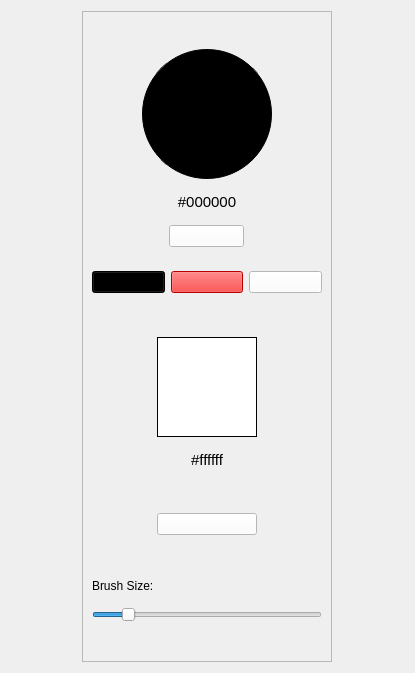
First picture: the form in UI/settings.ui, repository Fliishy/Qt_Animation_Creator, before the edit.
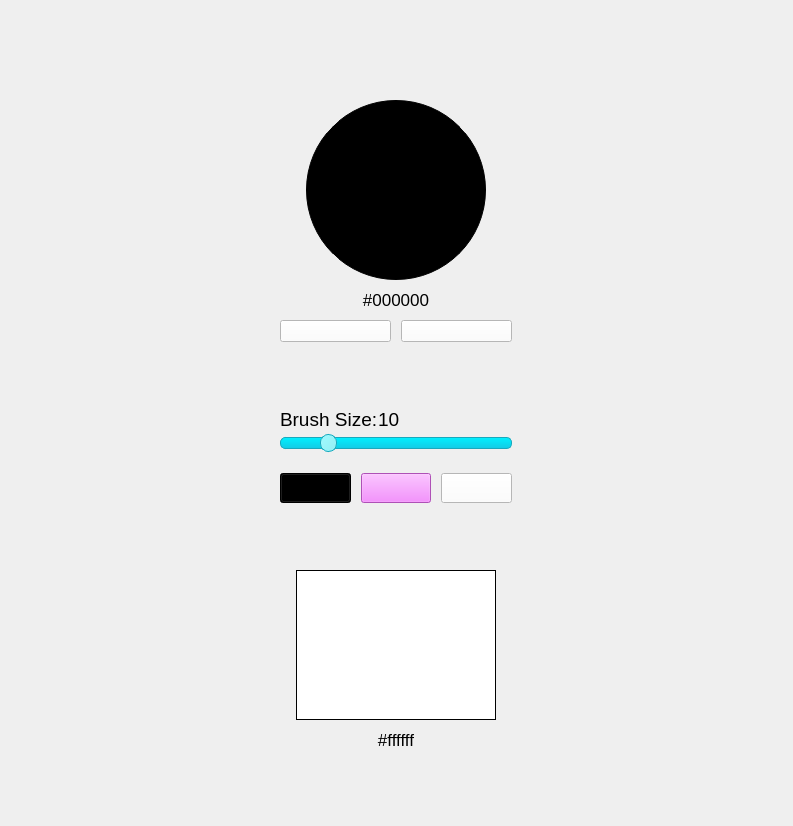
Second picture: the form after the edit. Icons and pictures are not drawn.

Commit message: Styled the settings elements

Patch:
```diff
--- a/UI/settings.ui
+++ b/UI/settings.ui
@@ -6,15 +6,21 @@
    <rect>
     <x>0</x>
     <y>0</y>
-    <width>415</width>
-    <height>673</height>
+    <width>793</width>
+    <height>826</height>
    </rect>
   </property>
+  <property name="sizePolicy">
+   <sizepolicy hsizetype="Preferred" vsizetype="Preferred">
+    <horstretch>0</horstretch>
+    <verstretch>0</verstretch>
+   </sizepolicy>
+  </property>
   <property name="windowTitle">
    <string>Settings UI</string>
   </property>
   <layout class="QGridLayout" name="gridLayout">
-   <item row="0" column="0">
+   <item row="1" column="0">
     <widget class="QFrame" name="settings_frame">
      <property name="sizePolicy">
       <sizepolicy hsizetype="Fixed" vsizetype="Preferred">
@@ -28,13 +34,37 @@
        <height>0</height>
       </size>
      </property>
+     <property name="styleSheet">
+      <string notr="true">color:black;</string>
+     </property>
      <property name="frameShape">
-      <enum>QFrame::StyledPanel</enum>
+      <enum>QFrame::Box</enum>
      </property>
      <property name="frameShadow">
-      <enum>QFrame::Raised</enum>
+      <enum>QFrame::Plain</enum>
+     </property>
+     <property name="lineWidth">
+      <number>0</number>
+     </property>
+     <property name="midLineWidth">
+      <number>0</number>
      </property>
      <layout class="QVBoxLayout" name="verticalLayout_2">
+      <property name="spacing">
+       <number>6</number>
+      </property>
+      <property name="leftMargin">
+       <number>9</number>
+      </property>
+      <property name="topMargin">
+       <number>9</number>
+      </property>
+      <property name="rightMargin">
+       <number>9</number>
+      </property>
+      <property name="bottomMargin">
+       <number>9</number>
+      </property>
       <item>
        <spacer name="verticalSpacer_2">
         <property name="orientation">
@@ -46,11 +76,36 @@
         <property name="sizeHint" stdset="0">
          <size>
           <width>20</width>
-          <height>20</height>
+          <height>80</height>
          </size>
         </property>
        </spacer>
       </item>
+      <item>
+       <layout class="QVBoxLayout" name="v_layout_settings">
+        <property name="spacing">
+         <number>10</number>
+        </property>
+        <property name="topMargin">
+         <number>0</number>
+        </property>
+        <property name="bottomMargin">
+         <number>0</number>
+        </property>
+        <item>
+         <layout class="QVBoxLayout" name="v_layout_color_picker">
+          <property name="spacing">
+           <number>10</number>
+          </property>
+          <property name="sizeConstraint">
+           <enum>QLayout::SetDefaultConstraint</enum>
+          </property>
+          <property name="topMargin">
+           <number>0</number>
+          </property>
+          <property name="bottomMargin">
+           <number>0</number>
+          </property>
       <item alignment="Qt::AlignHCenter">
        <widget class="QLabel" name="color_picker">
         <property name="sizePolicy">
@@ -61,8 +116,8 @@
         </property>
         <property name="minimumSize">
          <size>
-          <width>130</width>
-          <height>130</height>
+              <width>180</width>
+              <height>180</height>
          </size>
         </property>
         <property name="mouseTracking">
@@ -74,7 +129,7 @@
         <property name="styleSheet">
          <string notr="true">QLabel{
 	background-color: #000000;
-	border-radius: 65%;
+	border-radius: 90%;
 	border: 1px solid black;
 }</string>
         </property>
@@ -99,7 +154,7 @@
         </property>
         <property name="font">
          <font>
-          <pointsize>11</pointsize>
+              <pointsize>13</pointsize>
          </font>
         </property>
         <property name="text">
@@ -110,96 +165,39 @@
         </property>
        </widget>
       </item>
-      <item alignment="Qt::AlignHCenter">
+         </layout>
+        </item>
+        <item>
+         <spacer name="verticalSpacer">
+          <property name="orientation">
+           <enum>Qt::Vertical</enum>
+          </property>
+          <property name="sizeType">
+           <enum>QSizePolicy::Minimum</enum>
+          </property>
+          <property name="sizeHint" stdset="0">
+           <size>
+            <width>20</width>
+            <height>0</height>
+           </size>
+          </property>
+         </spacer>
+        </item>
+        <item>
+         <layout class="QHBoxLayout" name="horizontalLayout_2">
+          <property name="spacing">
+           <number>10</number>
+          </property>
+          <property name="topMargin">
+           <number>0</number>
+          </property>
+          <property name="bottomMargin">
+           <number>0</number>
+          </property>
+          <item>
        <widget class="QPushButton" name="pb_brush">
         <property name="sizePolicy">
-         <sizepolicy hsizetype="Fixed" vsizetype="Fixed">
-          <horstretch>0</horstretch>
-          <verstretch>0</verstretch>
-         </sizepolicy>
-        </property>
-        <property name="minimumSize">
-         <size>
-          <width>75</width>
-          <height>0</height>
-         </size>
-        </property>
-        <property name="styleSheet">
-         <string notr="true">QPushButton {
-	background-color: #ffffff;
-}</string>
-        </property>
-        <property name="text">
-         <string/>
-        </property>
-       </widget>
-      </item>
-      <item>
-       <layout class="QHBoxLayout" name="h_layout_color_buttons" stretch="0,0,0">
-        <property name="sizeConstraint">
-         <enum>QLayout::SetDefaultConstraint</enum>
-        </property>
-        <property name="topMargin">
-         <number>10</number>
-        </property>
-        <item>
-         <widget class="QPushButton" name="pb_black_button">
-          <property name="styleSheet">
-           <string notr="true">QPushButton {
-	background-color: #000000;
-}</string>
-          </property>
-          <property name="text">
-           <string/>
-          </property>
-         </widget>
-        </item>
-        <item>
-         <widget class="QPushButton" name="pb_color_button">
-          <property name="styleSheet">
-           <string notr="true">QPushButton {
-	background-color: #ff0000;
-}</string>
-          </property>
-          <property name="text">
-           <string/>
-          </property>
-         </widget>
-        </item>
-        <item>
-         <widget class="QPushButton" name="pb_white_button">
-          <property name="styleSheet">
-           <string notr="true">QPushButton {
-	background-color: #ffffff;
-}</string>
-          </property>
-          <property name="text">
-           <string/>
-          </property>
-         </widget>
-        </item>
-       </layout>
-      </item>
-      <item>
-       <spacer name="verticalSpacer_3">
-        <property name="orientation">
-         <enum>Qt::Vertical</enum>
-        </property>
-        <property name="sizeType">
-         <enum>QSizePolicy::Minimum</enum>
-        </property>
-        <property name="sizeHint" stdset="0">
-         <size>
-          <width>20</width>
-          <height>30</height>
-         </size>
-        </property>
-       </spacer>
-      </item>
-      <item alignment="Qt::AlignHCenter">
-       <widget class="QLabel" name="background_picker">
-        <property name="sizePolicy">
-         <sizepolicy hsizetype="Fixed" vsizetype="Fixed">
+             <sizepolicy hsizetype="MinimumExpanding" vsizetype="Fixed">
           <horstretch>0</horstretch>
           <verstretch>0</verstretch>
          </sizepolicy>
@@ -207,73 +205,33 @@
         <property name="minimumSize">
          <size>
           <width>100</width>
-          <height>100</height>
-         </size>
-        </property>
-        <property name="mouseTracking">
-         <bool>true</bool>
-        </property>
-        <property name="contextMenuPolicy">
-         <enum>Qt::DefaultContextMenu</enum>
-        </property>
+              <height>0</height>
+             </size>
+            </property>
         <property name="styleSheet">
-         <string notr="true">QLabel{
-	background-color: #ffffff;	
-	border: 1px solid black;
+             <string notr="true">QPushButton {
+	background-color: #ffffff;
 }</string>
         </property>
         <property name="text">
          <string/>
         </property>
-        <property name="scaledContents">
-         <bool>false</bool>
-        </property>
-        <property name="alignment">
-         <set>Qt::AlignCenter</set>
-        </property>
-       </widget>
-      </item>
-      <item>
-       <widget class="QLabel" name="bg_color_text">
-        <property name="sizePolicy">
-         <sizepolicy hsizetype="Preferred" vsizetype="Fixed">
-          <horstretch>0</horstretch>
-          <verstretch>0</verstretch>
-         </sizepolicy>
-        </property>
-        <property name="font">
-         <font>
-          <pointsize>11</pointsize>
-         </font>
-        </property>
-        <property name="text">
-         <string>#ffffff</string>
-        </property>
-        <property name="alignment">
-         <set>Qt::AlignCenter</set>
-        </property>
-       </widget>
-      </item>
-      <item>
-       <spacer name="verticalSpacer_5">
-        <property name="orientation">
-         <enum>Qt::Vertical</enum>
-        </property>
-        <property name="sizeType">
-         <enum>QSizePolicy::Minimum</enum>
-        </property>
-        <property name="sizeHint" stdset="0">
+            <property name="icon">
+             <iconset resource="Icons/icons.qrc">
+              <normaloff>:/buttons/brush.png</normaloff>:/buttons/brush.png</iconset>
+            </property>
+            <property name="iconSize">
          <size>
-          <width>20</width>
-          <height>30</height>
-         </size>
-        </property>
-       </spacer>
-      </item>
-      <item alignment="Qt::AlignHCenter">
+              <width>25</width>
+              <height>25</height>
+             </size>
+            </property>
+           </widget>
+          </item>
+          <item>
        <widget class="QPushButton" name="pb_eraser">
         <property name="sizePolicy">
-         <sizepolicy hsizetype="Fixed" vsizetype="Fixed">
+             <sizepolicy hsizetype="MinimumExpanding" vsizetype="Fixed">
           <horstretch>0</horstretch>
           <verstretch>0</verstretch>
          </sizepolicy>
@@ -292,38 +250,133 @@
         <property name="text">
          <string/>
         </property>
-       </widget>
-      </item>
+            <property name="icon">
+             <iconset resource="Icons/icons.qrc">
+              <normaloff>:/buttons/eraser.png</normaloff>:/buttons/eraser.png</iconset>
+            </property>
+            <property name="iconSize">
+             <size>
+              <width>25</width>
+              <height>25</height>
+             </size>
+            </property>
+           </widget>
+          </item>
+         </layout>
+        </item>
       <item>
-       <spacer name="verticalSpacer">
+         <spacer name="verticalSpacer_7">
         <property name="orientation">
          <enum>Qt::Vertical</enum>
         </property>
-        <property name="sizeType">
-         <enum>QSizePolicy::Minimum</enum>
-        </property>
         <property name="sizeHint" stdset="0">
          <size>
           <width>20</width>
-          <height>30</height>
+            <height>20</height>
          </size>
         </property>
        </spacer>
       </item>
+        <item>
+         <layout class="QVBoxLayout" name="verticalLayout">
+          <property name="spacing">
+           <number>2</number>
+          </property>
+          <item>
+           <layout class="QHBoxLayout" name="horizontalLayout">
+            <property name="spacing">
+             <number>0</number>
+            </property>
+            <property name="bottomMargin">
+             <number>0</number>
+            </property>
       <item>
        <widget class="QLabel" name="brush_size_text">
         <property name="sizePolicy">
-         <sizepolicy hsizetype="Preferred" vsizetype="Fixed">
+               <sizepolicy hsizetype="Fixed" vsizetype="Fixed">
           <horstretch>0</horstretch>
           <verstretch>0</verstretch>
          </sizepolicy>
         </property>
+              <property name="minimumSize">
+               <size>
+                <width>83</width>
+                <height>0</height>
+               </size>
+              </property>
+              <property name="sizeIncrement">
+               <size>
+                <width>0</width>
+                <height>0</height>
+               </size>
+              </property>
+              <property name="baseSize">
+               <size>
+                <width>0</width>
+                <height>0</height>
+               </size>
+              </property>
+              <property name="font">
+               <font>
+                <pointsize>14</pointsize>
+               </font>
+              </property>
+              <property name="autoFillBackground">
+               <bool>false</bool>
+              </property>
+              <property name="styleSheet">
+               <string notr="true"/>
+              </property>
         <property name="text">
          <string>Brush Size:</string>
         </property>
        </widget>
       </item>
       <item>
+             <widget class="QLabel" name="brush_size_number">
+              <property name="sizePolicy">
+               <sizepolicy hsizetype="Preferred" vsizetype="Preferred">
+                <horstretch>0</horstretch>
+                <verstretch>0</verstretch>
+               </sizepolicy>
+              </property>
+              <property name="minimumSize">
+               <size>
+                <width>0</width>
+                <height>0</height>
+               </size>
+              </property>
+              <property name="sizeIncrement">
+               <size>
+                <width>0</width>
+                <height>0</height>
+               </size>
+              </property>
+              <property name="baseSize">
+               <size>
+                <width>0</width>
+                <height>0</height>
+               </size>
+              </property>
+              <property name="font">
+               <font>
+                <pointsize>14</pointsize>
+               </font>
+              </property>
+              <property name="styleSheet">
+               <string notr="true"/>
+              </property>
+              <property name="text">
+               <string>10</string>
+              </property>
+              <property name="alignment">
+               <set>Qt::AlignLeading|Qt::AlignLeft|Qt::AlignTop</set>
+              </property>
+             </widget>
+            </item>
+           </layout>
+          </item>
+          <item>
        <widget class="QSlider" name="h_slider_brushSize">
         <property name="sizePolicy">
          <sizepolicy hsizetype="Preferred" vsizetype="Fixed">
@@ -333,19 +386,54 @@
         </property>
         <property name="minimumSize">
          <size>
-          <width>130</width>
+              <width>216</width>
+              <height>20</height>
+             </size>
+            </property>
+            <property name="baseSize">
+             <size>
+              <width>0</width>
           <height>0</height>
          </size>
         </property>
+            <property name="styleSheet">
+             <string notr="true">QSlider::groove:horizontal {
+    border: 1px solid #19a9bd;
+    height: 10px;
+	background: qlineargradient(x1:0, y1:0, x2:0, y2:1, stop:0 #00f0ff, stop:1 #13cbe5);
+    margin: 2px 0;
+	border-radius:5px;
+}
+
+QSlider::handle:horizontal {
+    background: qlineargradient(x1:0, y1:0, x2:1, y2:1, stop:0 #a0faff, stop:1 #93eef3);
+    border: 1px solid #19a9bd;
+	width: 15px;
+    margin: -4px 0; 
+    border-radius: 8px;
+}</string>
+            </property>
+            <property name="minimum">
+             <number>1</number>
+            </property>
         <property name="maximum">
-         <number>30</number>
+             <number>50</number>
+            </property>
+            <property name="singleStep">
+             <number>1</number>
         </property>
         <property name="value">
-         <number>4</number>
+             <number>10</number>
         </property>
         <property name="orientation">
          <enum>Qt::Horizontal</enum>
         </property>
+            <property name="invertedAppearance">
+             <bool>false</bool>
+            </property>
+            <property name="invertedControls">
+             <bool>false</bool>
+            </property>
         <property name="tickPosition">
          <enum>QSlider::NoTicks</enum>
         </property>
@@ -354,36 +442,214 @@
         </property>
        </widget>
       </item>
+         </layout>
+        </item>
+        <item>
+         <layout class="QHBoxLayout" name="h_layout_color_buttons" stretch="0,0,0">
+          <property name="spacing">
+           <number>10</number>
+          </property>
+          <property name="sizeConstraint">
+           <enum>QLayout::SetDefaultConstraint</enum>
+          </property>
+          <property name="topMargin">
+           <number>10</number>
+          </property>
+          <property name="bottomMargin">
+           <number>0</number>
+          </property>
+          <item>
+           <widget class="QPushButton" name="pb_black_button">
+            <property name="minimumSize">
+             <size>
+              <width>0</width>
+              <height>30</height>
+             </size>
+            </property>
+            <property name="styleSheet">
+             <string notr="true">QPushButton {
+	background-color: #000000;
+}</string>
+            </property>
+            <property name="text">
+             <string/>
+            </property>
+            <property name="icon">
+             <iconset resource="Icons/icons.qrc">
+              <normaloff>:/buttons/brush.png</normaloff>:/buttons/brush.png</iconset>
+            </property>
+            <property name="iconSize">
+             <size>
+              <width>20</width>
+              <height>20</height>
+             </size>
+            </property>
+           </widget>
+          </item>
+          <item>
+           <widget class="QPushButton" name="pb_color_button">
+            <property name="minimumSize">
+             <size>
+              <width>0</width>
+              <height>30</height>
+             </size>
+            </property>
+            <property name="styleSheet">
+             <string notr="true">QPushButton {
+	background-color: #f471ff;
+}</string>
+            </property>
+            <property name="text">
+             <string/>
+            </property>
+            <property name="icon">
+             <iconset resource="Icons/icons.qrc">
+              <normaloff>:/buttons/brush.png</normaloff>:/buttons/brush.png</iconset>
+            </property>
+            <property name="iconSize">
+             <size>
+              <width>20</width>
+              <height>20</height>
+             </size>
+            </property>
+            <property name="autoRepeat">
+             <bool>false</bool>
+            </property>
+            <property name="autoDefault">
+             <bool>false</bool>
+            </property>
+            <property name="default">
+             <bool>false</bool>
+            </property>
+            <property name="flat">
+             <bool>false</bool>
+            </property>
+           </widget>
+          </item>
+          <item>
+           <widget class="QPushButton" name="pb_white_button">
+            <property name="minimumSize">
+             <size>
+              <width>0</width>
+              <height>30</height>
+             </size>
+            </property>
+            <property name="styleSheet">
+             <string notr="true">QPushButton {
+	background-color: #ffffff;
+}</string>
+            </property>
+            <property name="text">
+             <string/>
+            </property>
+            <property name="icon">
+             <iconset resource="Icons/icons.qrc">
+              <normaloff>:/buttons/brush.png</normaloff>:/buttons/brush.png</iconset>
+            </property>
+            <property name="iconSize">
+             <size>
+              <width>20</width>
+              <height>20</height>
+             </size>
+            </property>
+           </widget>
+          </item>
+         </layout>
+        </item>
+        <item>
+         <spacer name="verticalSpacer_5">
+          <property name="orientation">
+           <enum>Qt::Vertical</enum>
+          </property>
+          <property name="sizeHint" stdset="0">
+           <size>
+            <width>20</width>
+            <height>20</height>
+           </size>
+          </property>
+         </spacer>
+        </item>
+        <item>
+         <layout class="QVBoxLayout" name="v_layout_bg_picker">
+          <property name="spacing">
+           <number>10</number>
+          </property>
+          <item alignment="Qt::AlignHCenter">
+           <widget class="QLabel" name="background_picker">
+            <property name="sizePolicy">
+             <sizepolicy hsizetype="Fixed" vsizetype="Fixed">
+              <horstretch>0</horstretch>
+              <verstretch>0</verstretch>
+             </sizepolicy>
+            </property>
+            <property name="minimumSize">
+             <size>
+              <width>200</width>
+              <height>150</height>
+             </size>
+            </property>
+            <property name="mouseTracking">
+             <bool>true</bool>
+            </property>
+            <property name="contextMenuPolicy">
+             <enum>Qt::DefaultContextMenu</enum>
+            </property>
+            <property name="styleSheet">
+             <string notr="true">QLabel{
+	background-color: #ffffff;	
+	border: 1px solid black;
+}</string>
+            </property>
+            <property name="text">
+             <string/>
+            </property>
+            <property name="scaledContents">
+             <bool>false</bool>
+            </property>
+            <property name="alignment">
+             <set>Qt::AlignCenter</set>
+            </property>
+           </widget>
+          </item>
+          <item>
+           <widget class="QLabel" name="bg_color_text">
+            <property name="sizePolicy">
+             <sizepolicy hsizetype="Preferred" vsizetype="Fixed">
+              <horstretch>0</horstretch>
+              <verstretch>0</verstretch>
+             </sizepolicy>
+            </property>
+            <property name="font">
+             <font>
+              <pointsize>13</pointsize>
+             </font>
+            </property>
+            <property name="text">
+             <string>#ffffff</string>
+            </property>
+            <property name="alignment">
+             <set>Qt::AlignCenter</set>
+            </property>
+           </widget>
+          </item>
+         </layout>
+        </item>
       <item>
        <spacer name="verticalSpacer_4">
         <property name="orientation">
          <enum>Qt::Vertical</enum>
         </property>
-        <property name="sizeType">
-         <enum>QSizePolicy::Minimum</enum>
-        </property>
         <property name="sizeHint" stdset="0">
          <size>
           <width>20</width>
-          <height>20</height>
+            <height>40</height>
          </size>
         </property>
        </spacer>
       </item>
      </layout>
-     <zorder>background_picker</zorder>
-     <zorder>h_slider_brushSize</zorder>
-     <zorder>brush_size_text</zorder>
-     <zorder>verticalSpacer</zorder>
-     <zorder>color_picker</zorder>
-     <zorder>verticalSpacer_2</zorder>
-     <zorder>color_name_text</zorder>
-     <zorder>bg_color_text</zorder>
-     <zorder>verticalSpacer_3</zorder>
-     <zorder>pb_eraser</zorder>
-     <zorder>verticalSpacer_4</zorder>
-     <zorder>verticalSpacer_5</zorder>
-     <zorder>pb_brush</zorder>
+      </item>
+     </layout>
     </widget>
    </item>
   </layout>
```
Left out of the diff: 15 changed lines with no effect on the pictures. Lines whose indentation alone changed are shown as unchanged. The commit also changes 16 other files.
